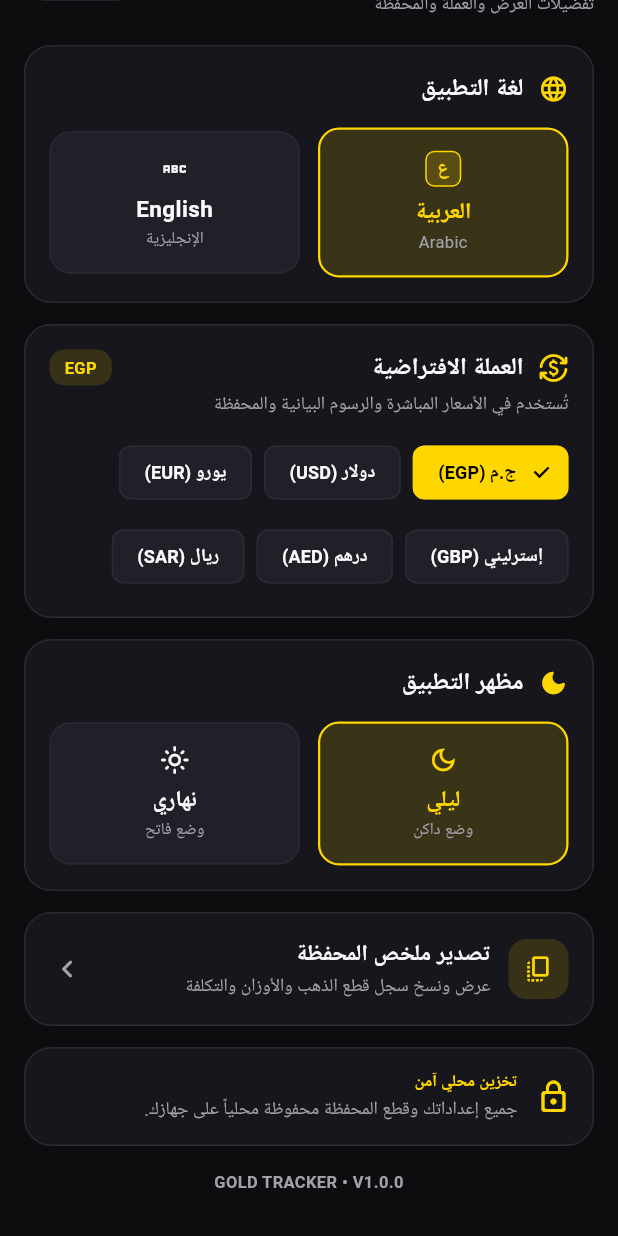
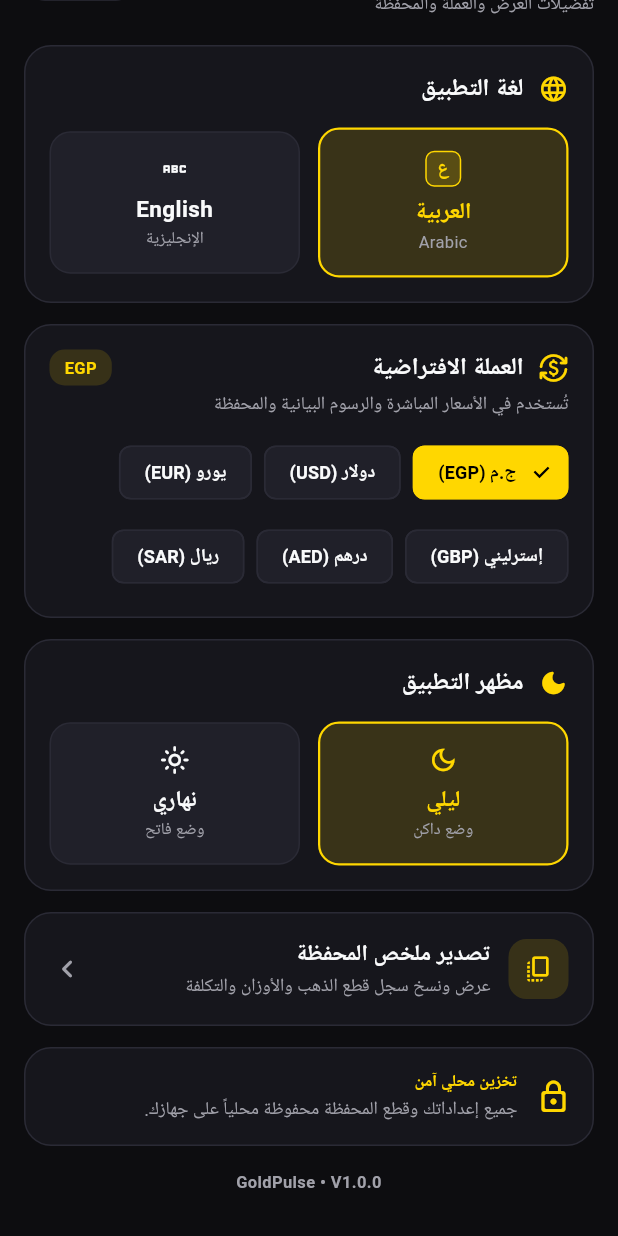
Before and after one commit to AbdullahMohammedAtta/Gold-Pulse, a Flutter app: the SettingScreen screen opened directly, scrolled down 55 dp, on a phone screen of 412 x 824 dp. Run offline on Flutter 3.47's test engine with Material 3 defaults, Android fonts, the phone set to English and light mode, and no system bars; our stand-ins replace bloc, dio, fl_chart, flutter_bloc, flutter_local_notifications, material_ui and 1 more; accounts and stored records are empty; network calls fail.

Commit message:
final touches

```diff
--- a/lib/features/lay_out/view/lay_out_screen.dart
+++ b/lib/features/lay_out/view/lay_out_screen.dart
@@ -46,7 +46,7 @@ class LayOutScreen extends StatelessWidget {
                     ClipRRect(
                       borderRadius: BorderRadius.circular(10),
                       child: Image.asset(
-                        'assets/images/app_logo.png',
+                        'assets/images/app_logo.jpg',
                         width: 34,
                         height: 34,
                         fit: BoxFit.cover,
@@ -69,7 +69,7 @@ class LayOutScreen extends StatelessWidget {
                     ),
                     const SizedBox(width: 10),
                     Text(
-                      'Aurum',
+                      isAr? 'نبض الذهب' : 'GoldPulse',
                       style: TextStyle(
                         fontSize: 20,
                         fontWeight: FontWeight.bold,
--- a/lib/features/settings/view/setting_screen.dart
+++ b/lib/features/settings/view/setting_screen.dart
@@ -679,7 +679,7 @@ class _SettingScreenState extends State<SettingScreen> {
               const SizedBox(height: 16),
               Center(
                 child: Text(
-                  'GOLD TRACKER • V1.0.0',
+                  'GoldPulse • V1.0.0',
                   style: TextStyle(
                     fontSize: 11,
                     fontWeight: FontWeight.w600,
```
Also changed, not shown: pubspec.yaml (+10 -4 lines), pubspec.lock, 24 other files.
